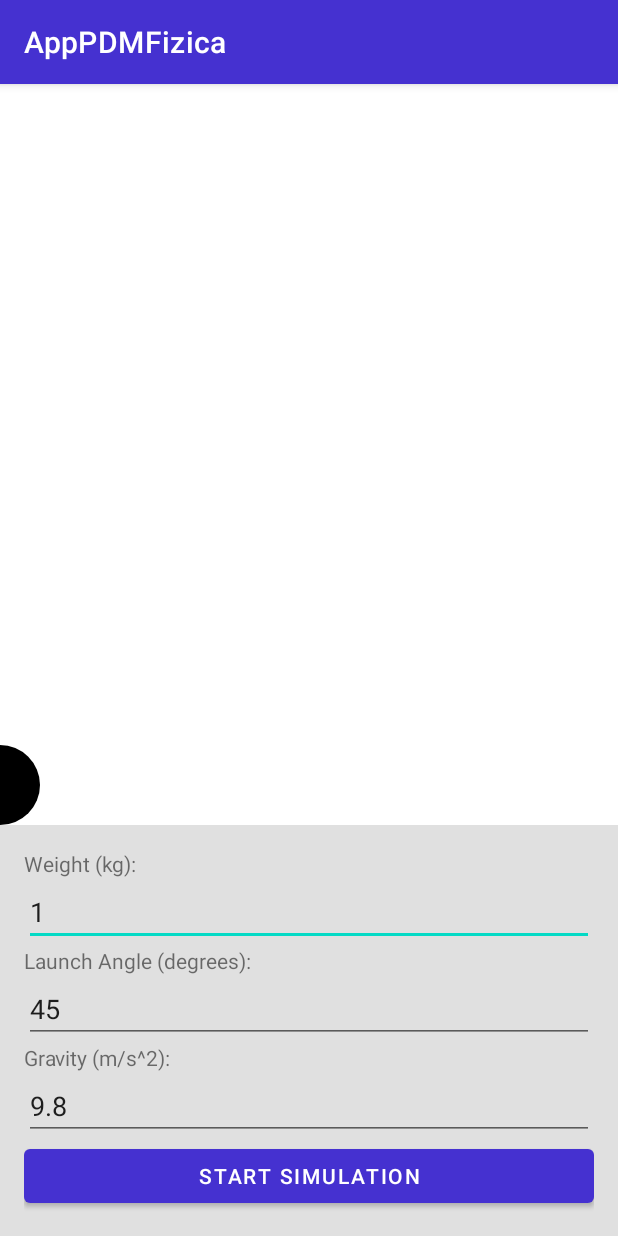
After one commit to Emanuel532/PDMAndroidProject, an Android app: the ProjectileSimulatorActivity screen opened directly, with no data from a screen before it, on a phone screen of 412 x 824 dp. The commit adds this screen. Run offline under Robolectric (Android 15) with nearby library versions, the phone set to English and light mode, and no system bars.

Commit message:
proiectil aruncat rezolvat

```diff
--- /dev/null
+++ b/app/src/main/java/com/example/apppdmfizica/ProjectileSimulatorActivity.java
@@ -0,0 +1,49 @@
+package com.example.apppdmfizica;
+
+import android.os.Bundle;
+import android.text.TextUtils;
+import android.widget.Button;
+import android.widget.EditText;
+import androidx.appcompat.app.AppCompatActivity;
+
+public class ProjectileSimulatorActivity extends AppCompatActivity {
+
+    private ProjectileView projectileView;
+    private EditText editWeight, editAngle, editGravity;
+    private Button buttonStartSimulation;
+
+    @Override
+    protected void onCreate(Bundle savedInstanceState) {
+        super.onCreate(savedInstanceState);
+        setContentView(R.layout.activity_projectile_simulator);
+
+        projectileView = findViewById(R.id.projectileView);
+        editWeight = findViewById(R.id.editWeight);
+        editAngle = findViewById(R.id.editAngle);
+        editGravity = findViewById(R.id.editGravity);
+        buttonStartSimulation = findViewById(R.id.buttonStartSimulation);
+
+        buttonStartSimulation.setOnClickListener(v -> {
+            float weight = getInputValue(editWeight, 1.0f);
+            float angle = getInputValue(editAngle, 45.0f);
+            float gravity = getInputValue(editGravity, 9.8f);
+
+            projectileView.setWeight(weight);
+            projectileView.setAngle(angle);
+            projectileView.setGravity(gravity*10);
+            projectileView.startSimulation();
+        });
+    }
+
+    private float getInputValue(EditText editText, float defaultValue) {
+        String input = editText.getText().toString();
+        if (!TextUtils.isEmpty(input)) {
+            try {
+                return Float.parseFloat(input);
+            } catch (NumberFormatException e) {
+                // Handle invalid input
+            }
+        }
+        return defaultValue;
+    }
+}
--- /dev/null
+++ b/app/src/main/java/com/example/apppdmfizica/ProjectileView.java
@@ -0,0 +1,137 @@
+package com.example.apppdmfizica;
+
+import android.content.Context;
+import android.graphics.Canvas;
+import android.graphics.Color;
+import android.graphics.Paint;
+import android.util.AttributeSet;
+import android.view.View;
+
+import java.util.ArrayList;
+import java.util.List;
+
+public class ProjectileView extends View {
+
+    private Paint paint;
+    private Paint tracePaint;
+    private float weight;
+    private float angle;
+    private float gravity;
+    private float velocityX;
+    private float velocityY;
+    private float positionX;
+    private float positionY;
+    private long lastUpdateTime;
+    private boolean isSimulationRunning;
+    private List<float[]> tracePoints;
+
+    public ProjectileView(Context context, AttributeSet attrs) {
+        super(context, attrs);
+        init();
+    }
+
+    private void init() {
+        paint = new Paint();
+        paint.setColor(Color.BLACK);
+        paint.setStyle(Paint.Style.FILL);
+
+        tracePaint = new Paint();
+        tracePaint.setColor(Color.RED);
+        tracePaint.setStyle(Paint.Style.FILL);
+        tracePaint.setStrokeWidth(5);
+
+        weight = 1.0f;
+        angle = 45.0f;
+        gravity = 98f;
+        positionX = 0.0f;
+        positionY = 0.0f;
+        isSimulationRunning = false;
+
+        tracePoints = new ArrayList<>();
+    }
+
+    @Override
+    protected void onDraw(Canvas canvas) {
+        super.onDraw(canvas);
+        if (isSimulationRunning) {
+            updatePosition();
+        }
+        drawTrace(canvas);
+        drawProjectile(canvas);
+        invalidate();
+    }
+
+    private void drawProjectile(Canvas canvas) {
+        int width = getWidth();
+        int height = getHeight();
+        float ballRadius = 40.0f;
+
+        float canvasX = positionX;
+        float canvasY = height - positionY - ballRadius; // Adjust to start from bottom
+
+        canvas.drawCircle(canvasX, canvasY, ballRadius, paint);
+    }
+
+    private void drawTrace(Canvas canvas) {
+        int height = getHeight();
+
+        for (int i = 1; i < tracePoints.size(); i++) {
+            float[] start = tracePoints.get(i - 1);
+            float[] end = tracePoints.get(i);
+
+            float startX = start[0];
+            float startY = height - start[1];
+            float endX = end[0];
+            float endY = height - end[1];
+
+            canvas.drawLine(startX, startY, endX, endY, tracePaint);
+        }
+    }
+
+    private void updatePosition() {
+        long currentTime = System.currentTimeMillis();
+        long elapsedTime = currentTime - lastUpdateTime;
+        float dt = elapsedTime / 1000.0f;  // Convert to seconds
+
+        // Update position and velocity
+        positionX += velocityX * dt;
+        positionY += velocityY * dt;
+        velocityY -= gravity * dt;
+
+        lastUpdateTime = currentTime;
+
+        // Add current position to trace points
+        tracePoints.add(new float[]{positionX, positionY});
+
+        // Stop the simulation if the projectile hits the ground
+        if (positionY < 0) {
+            isSimulationRunning = false;
+        }
+    }
+
+    public void setWeight(float weight) {
+        this.weight = weight;
+    }
+
+    public void setAngle(float angle) {
+        this.angle = angle;
+    }
+
+    public void setGravity(float gravity) {
+        this.gravity = gravity / 2;
+    }
+
+    public void startSimulation() {
+        float initialSpeed = 200.0f;
+        float angleRad = (float) Math.toRadians(angle);
+
+        velocityX = initialSpeed * (float) Math.cos(angleRad);
+        velocityY = initialSpeed * (float) Math.sin(angleRad);
+        positionX = 0f;
+        positionY = 0f;
+        isSimulationRunning = true;
+        lastUpdateTime = System.currentTimeMillis();
+        tracePoints.clear();
+        invalidate();
+    }
+}
--- /dev/null
+++ b/app/src/main/res/layout/activity_projectile_simulator.xml
@@ -0,0 +1,61 @@
+<?xml version="1.0" encoding="utf-8"?>
+<RelativeLayout xmlns:android="http://schemas.android.com/apk/res/android"
+    android:layout_width="match_parent"
+    android:layout_height="match_parent">
+
+    <com.example.apppdmfizica.ProjectileView
+        android:id="@+id/projectileView"
+        android:layout_width="match_parent"
+        android:layout_height="match_parent"
+        android:layout_above="@+id/controlPanel"
+        android:background="#FFFFFF"/>
+
+    <LinearLayout
+        android:id="@+id/controlPanel"
+        android:layout_width="match_parent"
+        android:layout_height="wrap_content"
+        android:layout_alignParentBottom="true"
+        android:orientation="vertical"
+        android:padding="16dp"
+        android:background="#E0E0E0">
+
+        <TextView
+            android:layout_width="wrap_content"
+            android:layout_height="wrap_content"
+            android:text="Weight (kg):"/>
+        <EditText
+            android:id="@+id/editWeight"
+            android:layout_width="match_parent"
+            android:layout_height="wrap_content"
+            android:inputType="numberDecimal"
+            android:text="1"/>
+
+        <TextView
+            android:layout_width="wrap_content"
+            android:layout_height="wrap_content"
+            android:text="Launch Angle (degrees):"/>
+        <EditText
+            android:id="@+id/editAngle"
+            android:layout_width="match_parent"
+            android:layout_height="wrap_content"
+            android:inputType="numberDecimal"
+            android:text="45"/>
+
+        <TextView
+            android:layout_width="wrap_content"
+            android:layout_height="wrap_content"
+            android:text="Gravity (m/s^2):"/>
+        <EditText
+            android:id="@+id/editGravity"
+            android:layout_width="match_parent"
+            android:layout_height="wrap_content"
+            android:inputType="numberDecimal"
+            android:text="9.8"/>
+
+        <Button
+            android:id="@+id/buttonStartSimulation"
+            android:layout_width="match_parent"
+            android:layout_height="wrap_content"
+            android:text="Start Simulation"/>
+    </LinearLayout>
+</RelativeLayout>
--- a/app/src/main/res/layout/activity_vizualizator_list.xml
+++ b/app/src/main/res/layout/activity_vizualizator_list.xml
@@ -54,13 +54,13 @@
                 android:backgroundTint="@color/galben_tema" />
 
             <Button
-                android:id="@+id/button_formula4"
+                android:id="@+id/button_formula_proiectil"
                 android:layout_width="0dp"
                 android:layout_height="wrap_content"
                 android:layout_columnWeight="1"
                 android:layout_rowWeight="1"
                 android:layout_margin="8dp"
-                android:text="CALCUL ENERGIA CINETICA"
+                android:text="Proiectil"
                 android:textColor="@color/text_buton"
                 android:backgroundTint="@color/galben_tema" />
 
```
Also changed, not shown: app/src/main/AndroidManifest.xml (+7 -0 lines), app/src/main/java/com/example/apppdmfizica/VizualizatorList.java (+9 -0 lines).
